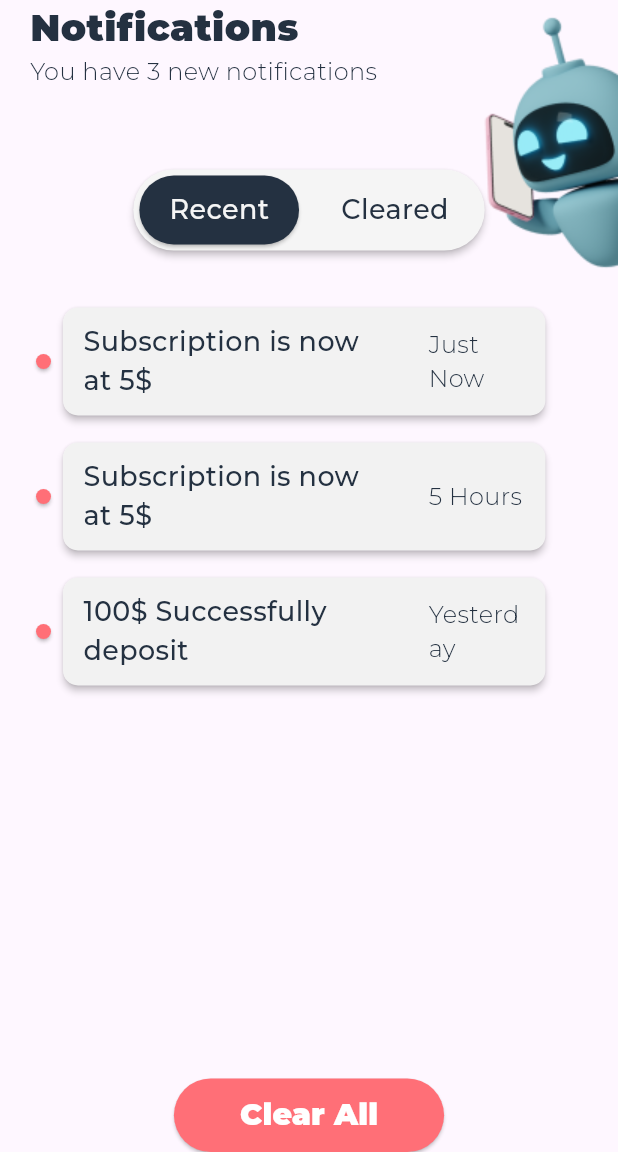
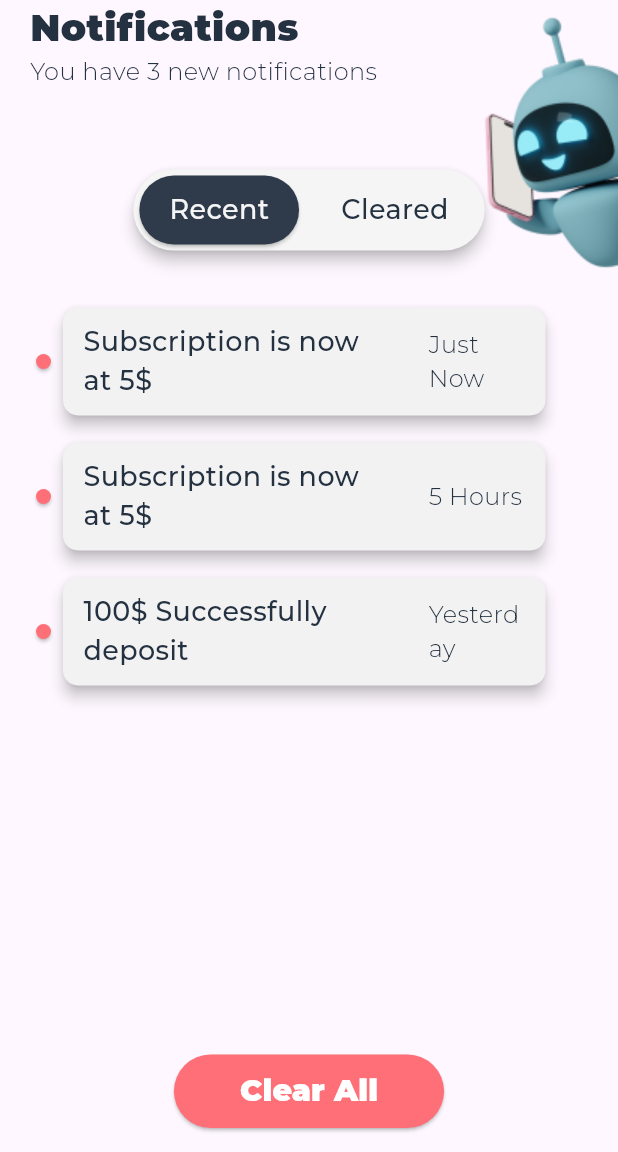
Before and after one commit to jihaddmz/Applicx, a Flutter app: the ScreenNotifications screen opened directly, on a phone screen of 412 x 824 dp, the part 84-1236 px from its top. Run offline on Flutter 3.47's test engine with Material 3 defaults, Android fonts, the phone set to English and light mode, and no system bars; our stand-ins replace flutter_map, flutter_slidable, flutter_svg, latlong2, permission_handler and 2 more; missing offline and left inert: dart:ffi, fluttercontactpicker; accounts and stored records are empty; project files that could hold a hidden picture were left out.

Commit message:
- Fixed cards elevation color - Implement change in oval circle in screenhistory

```diff
--- a/lib/components/card_cart_recharge_voucher.dart
+++ b/lib/components/card_cart_recharge_voucher.dart
@@ -27,10 +27,11 @@ class _CardCartRechargeVoucher extends State<CardCartRechargeVoucher> {
         width: double.infinity,
         height: 150,
         child: Card(
+          surfaceTintColor: const Color(0xffF2F2F2),
           color: widget.modelCartVoucher.isCardClicked
               ? Colors.transparent
               : widget.modelCartVoucher.color,
-          elevation: 2,
+          elevation: 4,
           child: Stack(
             children: [
               Padding(
--- a/lib/components/card_gift_others.dart
+++ b/lib/components/card_gift_others.dart
@@ -64,7 +64,8 @@ class _CardGiftOthers extends State<CardGiftOthers> {
             height: 150,
             child: Card(
               color: widget.color,
-              elevation: 2,
+              surfaceTintColor: const Color(0xffF2F2F2),
+              elevation: 4,
               child: Row(
                 mainAxisSize: MainAxisSize.max,
                 children: [
--- a/lib/components/card_text_image.dart
+++ b/lib/components/card_text_image.dart
@@ -3,8 +3,9 @@ import 'package:flutter/material.dart';
 
 Widget CardTextImage(String text, String imagePath) {
   return Card(
-    elevation: 2,
     color: const Color(0xffF2F2F2),
+    elevation: 4,
+    surfaceTintColor: const Color(0xffF2F2F2),
     shape: RoundedRectangleBorder(borderRadius: BorderRadius.circular(100)),
     child: Row(
       mainAxisAlignment: MainAxisAlignment.spaceAround,
--- a/lib/components/card_text_next.dart
+++ b/lib/components/card_text_next.dart
@@ -6,7 +6,8 @@ Widget CardTextNext(String hintText, TextEditingController controller,
   return SizedBox(
     height: 80,
     child: Card(
-      elevation: 2,
+      elevation: 4,
+      surfaceTintColor: const Color(0xffF2F2F2),
       color: Colors.white,
       shape: RoundedRectangleBorder(borderRadius: BorderRadius.circular(50)),
       child: Stack(
--- a/lib/components/card_toggler.dart
+++ b/lib/components/card_toggler.dart
@@ -30,7 +30,8 @@ class _CardToggler extends State<CardToggler> with TickerProviderStateMixin {
   @override
   Widget build(BuildContext context) {
     return Card(
-      elevation: 2,
+      elevation: 4,
+      surfaceTintColor: const Color(0xffF2F2F2),
       shape: RoundedRectangleBorder(borderRadius: BorderRadius.circular(70)),
       color: const Color(0xffF5F5F5),
       child: Row(
@@ -44,6 +45,7 @@ class _CardToggler extends State<CardToggler> with TickerProviderStateMixin {
             child: Card(
               elevation: elevation1,
               color: color1,
+              surfaceTintColor: const Color(0xffF2F2F2),
               shape: RoundedRectangleBorder(
                   borderRadius: BorderRadius.circular(70)),
               child: Padding(
@@ -73,6 +75,7 @@ class _CardToggler extends State<CardToggler> with TickerProviderStateMixin {
                   borderRadius: BorderRadius.circular(70)),
               elevation: elevation2,
               color: color2,
+              surfaceTintColor: const Color(0xffF2F2F2),
               child: Padding(
                 padding:
                     const EdgeInsets.symmetric(horizontal: 20, vertical: 10),
--- a/lib/components/item_buy_credit.dart
+++ b/lib/components/item_buy_credit.dart
@@ -10,7 +10,8 @@ Widget ItemBuyCredit(ModelBuyCredit modelBuyCredit, int tabIndex,
     height: 170,
     child: Card(
       color: const Color(0xffF2F2F2),
-      elevation: 5,
+      elevation: 4,
+      surfaceTintColor: const Color(0xffF2F2F2),
       child: Stack(
         children: [
           Positioned(
--- a/lib/components/item_history_report_cardvoucher.dart
+++ b/lib/components/item_history_report_cardvoucher.dart
@@ -146,7 +146,8 @@ Widget ItemHistoryReportCardVoucher(
       ]),
       child: Card(
         color: const Color(0xffF2F2F2),
-        elevation: 2,
+        elevation: 4,
+        surfaceTintColor: const Color(0xffF2F2F2),
         child: Row(
           children: [
             Padding(
--- a/lib/components/item_notification.dart
+++ b/lib/components/item_notification.dart
@@ -16,7 +16,8 @@ Widget ItemNotification(BuildContext context,
         width: MediaQuery.of(context).size.width * 0.8,
         height: 80,
         child: Card(
-            elevation: 2,
+            elevation: 4,
+            surfaceTintColor: const Color(0xffF2F2F2),
             color: const Color(0xffF2F2F2),
             shape:
                 RoundedRectangleBorder(borderRadius: BorderRadius.circular(10)),
--- a/lib/screens/screen_buy_credits.dart
+++ b/lib/screens/screen_buy_credits.dart
@@ -77,7 +77,8 @@ class _ScreenBuyCredits extends State<ScreenBuyCredits> {
                         child: Card(
                           shape: RoundedRectangleBorder(
                               borderRadius: BorderRadius.circular(20)),
-                          elevation: 5,
+                          elevation: 4,
+                          surfaceTintColor: const Color(0xffF2F2F2),
                           color: const Color(0xffF2F2F2),
                           child: Padding(
                             padding: const EdgeInsets.fromLTRB(20, 20, 0, 20),
--- a/lib/screens/screen_chargealfa.dart
+++ b/lib/screens/screen_chargealfa.dart
@@ -224,7 +224,8 @@ class _ScreenChargeAlfa extends State<ScreenChargeAlfa> {
                     child: Card(
                       shape: RoundedRectangleBorder(
                           borderRadius: BorderRadius.circular(20)),
-                      elevation: 2,
+                      elevation: 4,
+                      surfaceTintColor: const Color(0xffF2F2F2),
                       color: const Color(0xffF2F2F2),
                       child: Padding(
                         padding: const EdgeInsets.fromLTRB(20, 20, 0, 20),
--- a/lib/screens/screen_chargetouch.dart
+++ b/lib/screens/screen_chargetouch.dart
@@ -199,7 +199,8 @@ class _ScreenChargeTouch extends State<ScreenChargeTouch> {
                     child: Card(
                       shape: RoundedRectangleBorder(
                           borderRadius: BorderRadius.circular(20)),
-                      elevation: 2,
+                      elevation: 4,
+                      surfaceTintColor: const Color(0xffF2F2F2),
                       color: const Color(0xffF2F2F2),
                       child: Padding(
                         padding: const EdgeInsets.fromLTRB(20, 20, 0, 20),
--- a/lib/screens/screen_notifications.dart
+++ b/lib/screens/screen_notifications.dart
@@ -45,7 +45,7 @@ class _ScreenNotifications extends State<ScreenNotifications>
           }
         }),
       ),
-      floatingActionButtonLocation: FloatingActionButtonLocation.centerDocked,
+      floatingActionButtonLocation: FloatingActionButtonLocation.centerFloat,
       appBar: AppBar(
         leading: GestureDetector(
           onTap: () {
--- a/lib/screens/screen_reports.dart
+++ b/lib/screens/screen_reports.dart
@@ -281,7 +281,7 @@ class _ScreenReports extends State<ScreenReports> {
     for (var element in _list) {
       result.add(Padding(
         padding: const EdgeInsets.only(top: 10),
-        child: ItemHistoryReportGift(element, context),
+        child: ItemHistoryReportGift(element, context, _currentPhoneNumber),
       ));
     }
 
--- a/lib/screens/screen_settings_editprofile.dart
+++ b/lib/screens/screen_settings_editprofile.dart
@@ -38,7 +38,7 @@ class _ScreenSettingsEditProfile extends State<ScreenSettingsEditProfile> {
   @override
   Widget build(BuildContext context) {
     return Scaffold(
-      floatingActionButtonLocation: FloatingActionButtonLocation.centerDocked,
+      floatingActionButtonLocation: FloatingActionButtonLocation.centerFloat,
       floatingActionButton: FractionallySizedBox(
         widthFactor: 0.6,
         child: Visibility(
```
Also changed, not shown: lib/components/card_gift_credit_transfer.dart (+5 -2 lines), lib/components/item_history_report.dart (+8 -4 lines), 1 other file.
